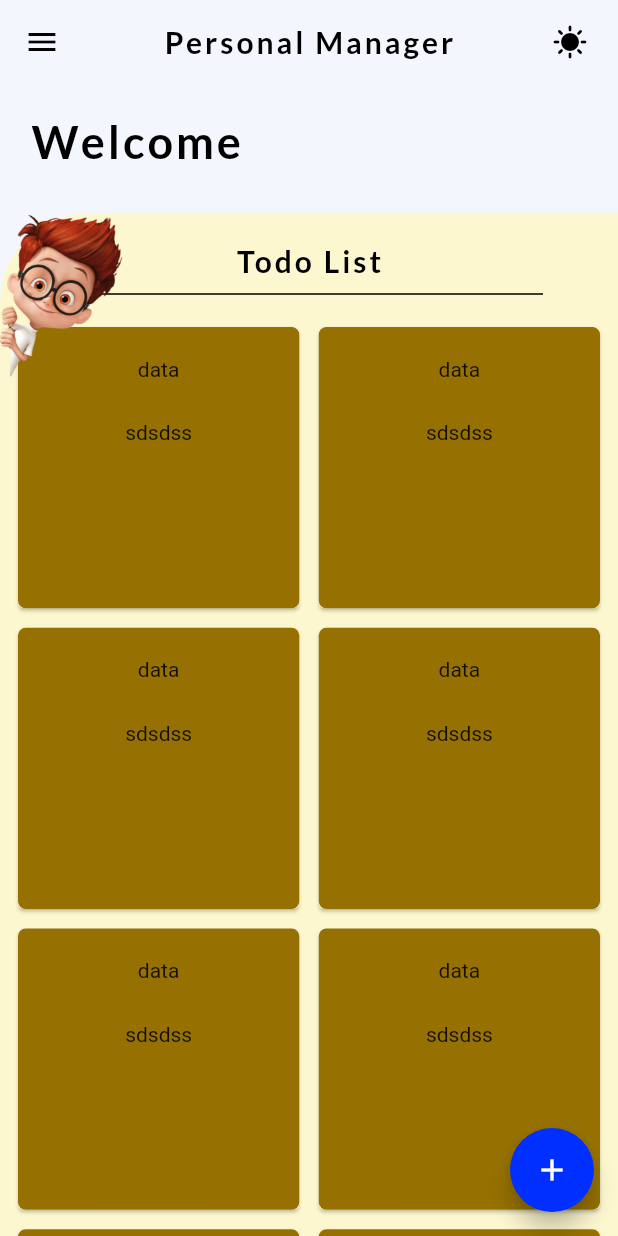
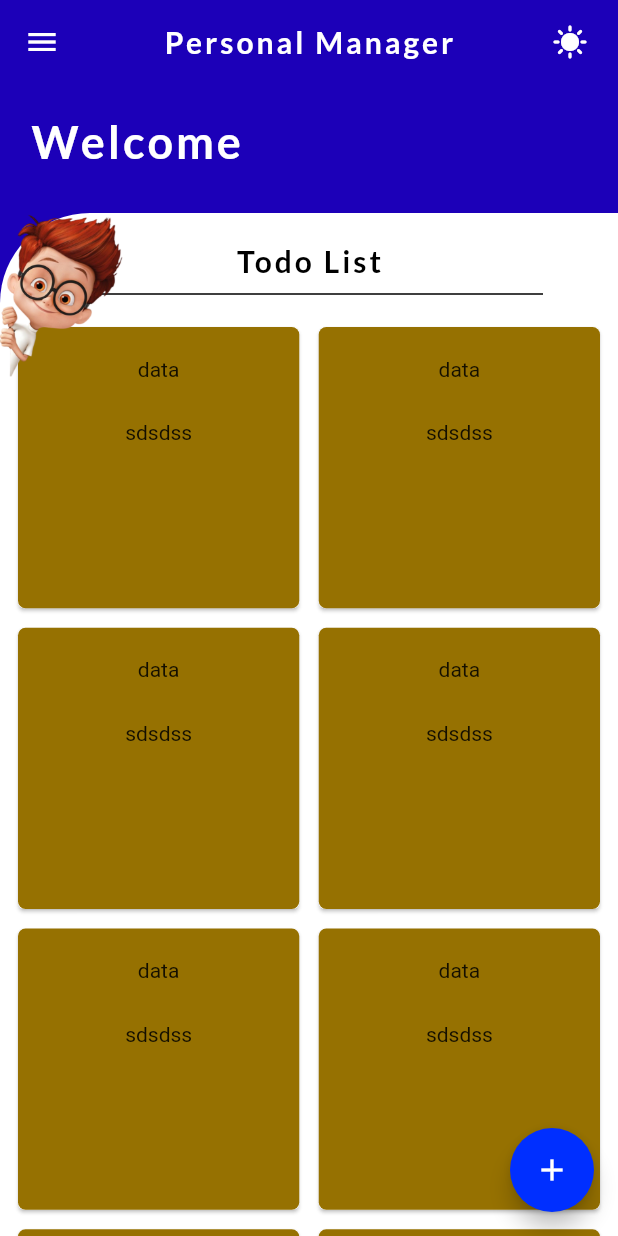
Before and after one commit to sayanths/educational_todu_test, a Flutter app: the screen it shows after launch, on a phone screen of 412 x 824 dp. Run offline on Flutter 3.47's test engine with Material 2 defaults, Android fonts, the phone set to English and light mode, and no system bars; our stand-ins replace get, google_fonts, hive_flutter; accounts and stored records are empty.

```diff
--- a/lib/app/home_page/view/home_page.dart
+++ b/lib/app/home_page/view/home_page.dart
@@ -12,10 +12,12 @@ class HomePage extends StatelessWidget {
     final data = Get.put(AddToListController());
     Size size = MediaQuery.of(context).size;
     return Scaffold(
+      backgroundColor: const Color.fromARGB(255, 28, 0, 184),
       appBar: AppBar(
+        backgroundColor: const Color.fromARGB(255, 28, 0, 184),
         leading: const Icon(
           Icons.menu,
-          color: Colors.black,
+          color: Colors.white,
         ),
         elevation: 0,
         title: Text(
@@ -23,7 +25,7 @@ class HomePage extends StatelessWidget {
           style: GoogleFonts.lato(
               fontSize: 20,
               letterSpacing: 2,
-              color: Colors.black,
+              color: Colors.white,
               fontWeight: FontWeight.bold),
         ),
         centerTitle: true,
@@ -32,7 +34,7 @@ class HomePage extends StatelessWidget {
             padding: EdgeInsets.symmetric(horizontal: 20),
             child: Icon(
               Icons.sunny,
-              color: Colors.black,
+              color: Colors.white,
             ),
           )
         ],
@@ -52,7 +54,7 @@ class HomePage extends StatelessWidget {
                   style: GoogleFonts.lato(
                       fontSize: 30,
                       letterSpacing: 2,
-                      color: Colors.black,
+                      color: Colors.white,
                       fontWeight: FontWeight.bold),
                 ),
               ),
@@ -78,7 +80,7 @@ class HomePage extends StatelessWidget {
                   Container(
                     height: size.height,
                     decoration: const BoxDecoration(
-                        color: Color.fromARGB(255, 252, 247, 206),
+                        color: Colors.white,
                         borderRadius:
                             BorderRadius.only(topLeft: Radius.circular(60))),
                     child: Column(
@@ -120,8 +122,7 @@ class HomePage extends StatelessWidget {
                                     decoration: BoxDecoration(
                                         color: const Color.fromARGB(
                                             255, 150, 113, 1),
-                                        borderRadius:
-                                            BorderRadius.circular(5)),
+                                        borderRadius: BorderRadius.circular(5)),
                                     child: Column(
                                       children: const [
                                         Expanded(
```
